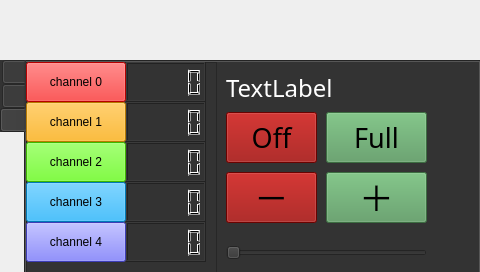
This is src/testing/Burgler/mainwindow.ui in nickguthrie/embedd-gui as Qt 5 draws it before an edit. The edited form follows.
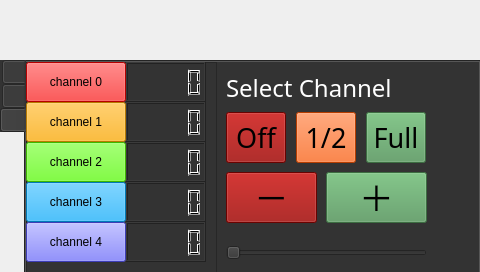
This is the edited form. Icons and pictures are not drawn.

Commit message: Basic functionality of all channels and modifier buttons and slider.

Diff of the .ui file:
```diff
--- a/src/testing/Burgler/mainwindow.ui
+++ b/src/testing/Burgler/mainwindow.ui
@@ -536,15 +536,15 @@
      <widget class="QPushButton" name="pb_value_full">
       <property name="geometry">
        <rect>
-        <x>300</x>
+        <x>340</x>
         <y>50</y>
-        <width>101</width>
+        <width>60</width>
         <height>51</height>
        </rect>
       </property>
       <property name="minimumSize">
        <size>
-        <width>80</width>
+        <width>60</width>
         <height>27</height>
        </size>
       </property>
@@ -566,13 +566,13 @@
        <rect>
         <x>200</x>
         <y>50</y>
-        <width>91</width>
+        <width>60</width>
         <height>51</height>
        </rect>
       </property>
       <property name="minimumSize">
        <size>
-        <width>80</width>
+        <width>60</width>
         <height>27</height>
        </size>
       </property>
@@ -680,7 +680,35 @@
        <string notr="true">color: rgb(255, 255, 255);</string>
       </property>
       <property name="text">
-       <string>TextLabel</string>
+       <string>Select Channel</string>
+      </property>
+     </widget>
+     <widget class="QPushButton" name="pb_value_half">
+      <property name="geometry">
+       <rect>
+        <x>270</x>
+        <y>50</y>
+        <width>60</width>
+        <height>51</height>
+       </rect>
+      </property>
+      <property name="minimumSize">
+       <size>
+        <width>60</width>
+        <height>27</height>
+       </size>
+      </property>
+      <property name="font">
+       <font>
+        <family>Abyssinica SIL</family>
+        <pointsize>20</pointsize>
+       </font>
+      </property>
+      <property name="styleSheet">
+       <string notr="true">background-color: rgb(255, 85, 0);</string>
+      </property>
+      <property name="text">
+       <string>1/2</string>
       </property>
      </widget>
     </widget>
```
Left out of the diff: 5 changed lines with no effect on the pictures. The commit also changes 2 other files.
